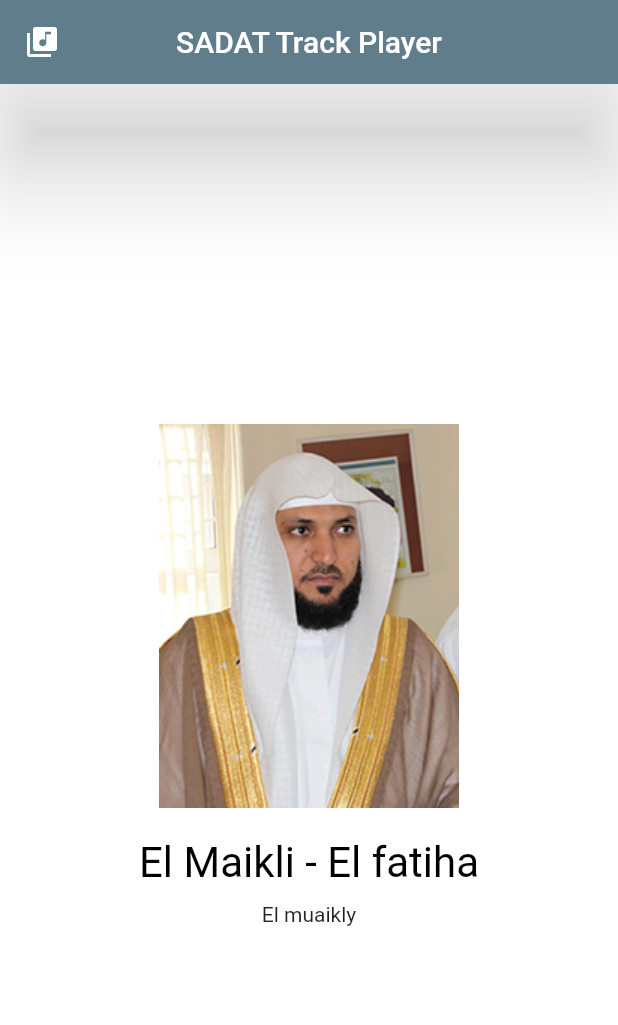
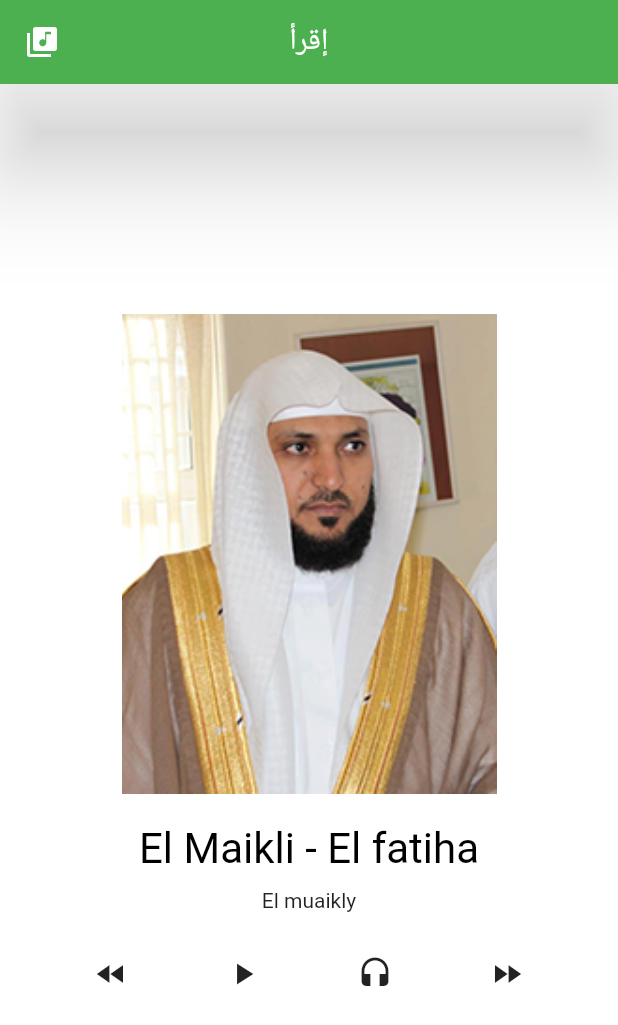
Before and after one commit to Sadat2803/Simple-Flutter-track-player, a Flutter app: the screen it shows after launch, on a phone screen of 412 x 824 dp. Shown: the top 1025 px of the screen. Run offline on Flutter 3.47's test engine with Material 2 defaults, Android fonts, the phone set to English and light mode, and no system bars; missing offline and left inert: audioplayer2, volume; statements that could not run were skipped.

Commit message:
- Removed unnecessary assets - Changed the application android launch icon and title - Added automatic read functionality - Added play and pause functionality

```diff
--- a/lib/main.dart
+++ b/lib/main.dart
@@ -15,7 +15,7 @@ class myApp extends StatelessWidget
   Widget build (BuildContext context)
   {
     return new MaterialApp(
-      title : "SADAT-Flutter-PLayer",
+      title : "إقرأ",
       theme : new ThemeData(
         primarySwatch: Colors.blue
       ),
@@ -36,9 +36,9 @@ class Home extends StatefulWidget
 class _Home extends State<Home>{
 
   List<SoundTrack> soundTracksList = [
-    new SoundTrack("El Maikli - El fatiha", 'El muaikly', 'assets/img/m.png', 'assets/sound_tracks/m.mp3'),
-    new SoundTrack("Al Afasy- El fatiha", 'Al Afasy', 'assets/img/a.png', 'assets/sound_tracks/a.mp3'),
-    new SoundTrack("El Ghamidi - El fatiha", 'El Ghamidi', 'assets/img/g.png', 'assets/sound_tracks/g.mp3'),
+    new SoundTrack("El Maikli - El fatiha", 'El muaikly', 'assets/img/m.png', 'https://server12.mp3quran.net/maher/001.mp3'),
+    new SoundTrack("Al Afasy- El fatiha", 'Al Afasy', 'assets/img/a.png', 'https://server8.mp3quran.net/afs/001.mp3'),
+    new SoundTrack("El Ghamidi - El fatiha", 'El Ghamidi', 'assets/img/g.png', 'https://server7.mp3quran.net/s_gmd/001.mp3'),
   ];
 
   AudioPlayer audioPlayer ;
@@ -53,22 +53,26 @@ class _Home extends State<Home>{
   bool muted = false;
   int maxVol = 0;
   int currentVol = 0;
+
   @override
   void initState()
   {
+    print("hi");
     super.initState();
     currentSoundTrack = soundTracksList[index];
+    audioPlayer = new AudioPlayer();
     configAudioPlayer();
     initPlatformState();
     updateVolume();
   }
+  @override
   Widget build (BuildContext context)
-  {
+  {double width = MediaQuery.of(context).size.width;
     return Scaffold(
      backgroundColor: Colors.white,
      appBar: new AppBar(
-       title : new Text("SADAT Track Player"),
-       backgroundColor: Colors.blueGrey,
+       title : new Text("إقرأ"),
+       backgroundColor: Colors.green,
        leading : new Icon(Icons.library_music),
        centerTitle: true,
        elevation: 30
@@ -78,9 +82,9 @@ class _Home extends State<Home>{
           mainAxisAlignment: MainAxisAlignment.center,
           children: [
             new Container(
-              width : 200,
+              width : 250,
               margin: EdgeInsets.only(top : 20),
-              child: Image.asset(currentSoundTrack.imagePath),
+              child: Image.asset(currentSoundTrack.imagePath,scale: 0.5),
             ),
             new Container(
               margin: EdgeInsets.only(top : 20),
@@ -95,6 +99,24 @@ class _Home extends State<Home>{
               child: Text(
                 currentSoundTrack.author,
               ),
+            ),
+            new Container(
+              height: width / 5,
+              margin : EdgeInsets.only(left: 10.0, right : 10.0 ),
+              child : new Row(
+                mainAxisAlignment: MainAxisAlignment.spaceEvenly,
+                children: [
+                  new IconButton(icon: new Icon(Icons.fast_rewind), onPressed: rewind),
+                  new IconButton(
+                      icon: (playerStatus != PlayerState.PLAYING ) ? new Icon(Icons.play_arrow) : new Icon(Icons.pause),
+                      onPressed : (playerStatus != PlayerState.PLAYING ) ? play : pause
+                  ),
+                  new IconButton(icon: (!muted) ? new Icon(Icons.headset) : new Icon(Icons.headset_off),
+                      onPressed: mute),
+                  new IconButton(icon: new Icon(Icons.fast_forward), onPressed: forward)
+                ],
+              )
+
             )
           ],
         )
@@ -111,10 +133,29 @@ class _Home extends State<Home>{
         fontSize : 15
     ));
   }
-  IconButton button(IconData )
+
+  IconButton bouton(IconData icon, double size, ActionSoundTrack action)
+  {
+    new IconButton(
+        icon: new Icon(icon),
+        iconSize: size,
+        color: Colors.white,
+        onPressed: ()
+        {
+          switch(action)
+          {
+            case ActionSoundTrack.PLAY:
+              play();
+              break;
+            case ActionSoundTrack.PAUSE:
+              pause();
+              break;
+          }
+        }
+    );
+  }
   void configAudioPlayer()
   {
-    audioPlayer = new AudioPlayer();
     positionSubscription = audioPlayer.onAudioPositionChanged.listen((pos) {
       setState(() {
         position = pos;
@@ -122,11 +163,10 @@ class _Home extends State<Home>{
       if(position>= duration)
         {
           position = new Duration(seconds: 0);
-          //PASSER A LA TRACK SUIVANTE
         }
     });
     stateSubscription = audioPlayer.onPlayerStateChanged.listen((state) {
-      if(state == AudioPlayerState.PLAYING)
+      if(state == "AudioPlayerState.PLAYING")
         {
           duration = audioPlayer.duration;
         }else if(state == AudioPlayerState.STOPPED)
@@ -138,9 +178,9 @@ class _Home extends State<Home>{
                 {
                   setState(()
                   {
-                  playerStatus =  PlayerState.STOPPED;
-                  duration = new Duration(seconds: 0);
-                  position = new Duration(seconds: 0);
+                    playerStatus =  PlayerState.STOPPED;
+                    duration = new Duration(seconds: 0);
+                    position = new Duration(seconds: 0);
                   });
                 }
     );
@@ -158,9 +198,8 @@ class _Home extends State<Home>{
    updateVolume() async
   {
     maxVol = await Volume.getMaxVol;
-    currentVol = await Volume.getVol;
     setState(() {
-
+      currentVol = ((maxVol * 75.0 )/ 100.0).toInt();
     });
   }
 
@@ -194,12 +233,29 @@ class _Home extends State<Home>{
   }
   void forward()
   {
-
+    index++;
+    if(index>=soundTracksList.length)
+      {
+        index = 0;
+      }
+      audioPlayer.stop();
+      currentSoundTrack = soundTracksList[index];
+      configAudioPlayer();
+      play();
   }
   void rewind()
   {
+    index--;
+    if(index<0)
+    {
+      index = soundTracksList.length - 1 ;
+    }
+    audioPlayer.stop();
+    currentSoundTrack = soundTracksList[index];
+    configAudioPlayer();
+    play();
+  }
 
-  }
   String fromDuration()
   {
     return duration.toString().split('.').first;
@@ -208,7 +264,7 @@ class _Home extends State<Home>{
 enum ActionSoundTrack {
   PLAY,
   PAUSE,
-  FORWAR,
+  FORWARD,
   REWIND
 }
 enum PlayerState {
--- a/pubspec.yaml
+++ b/pubspec.yaml
@@ -32,8 +32,14 @@ dependencies:
   cupertino_icons: ^0.1.3
 
 dev_dependencies:
+  flutter_launcher_icons: "^0.8.0"
   flutter_test:
     sdk: flutter
+
+flutter_icons:
+  android: "launcher_icon"
+  ios: true
+  image_path: "assets/icon/icon.png"
 
 # For information on the generic Dart part of this file, see the
 # following page: https://dart.dev/tools/pub/pubspec
```
Also changed, not shown: assets/icon/icon.png (added), assets/img/200.png (deleted), assets/img/fruits.jpg (deleted), pubspec.lock, 20 other files.
